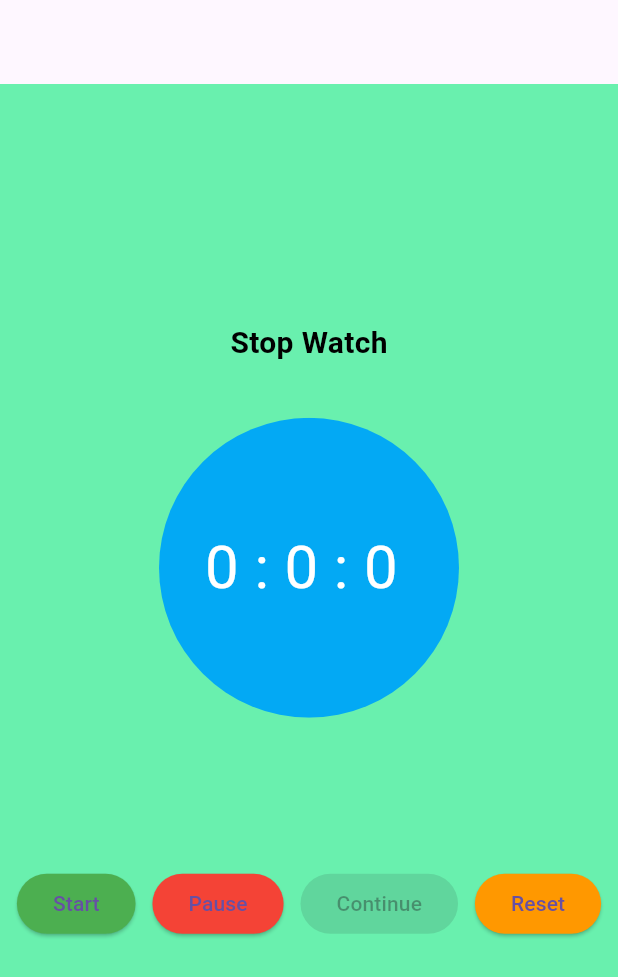
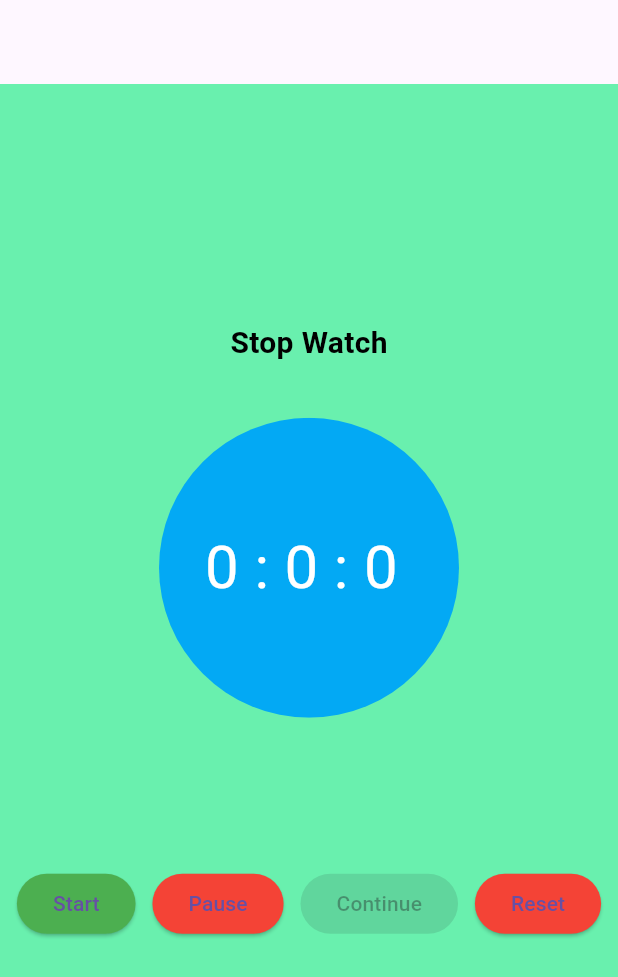
Before and after one commit to MDK-404/Prodigy_AD_03, a Flutter app: the screen it shows after launch, on a phone screen of 412 x 824 dp. Shown: the top 977 px of the screen. Run offline on Flutter 3.47's test engine with Material 3 defaults, Android fonts, the phone set to English and light mode, and no system bars.

Commit message:
Final Commit

```diff
--- a/lib/screens/home_screen.dart
+++ b/lib/screens/home_screen.dart
@@ -95,7 +95,7 @@ class _HomeScreenState extends State<HomeScreen> {
                       : ElevatedButton(
                     onPressed: null,
                     style: ElevatedButton.styleFrom(
-                      primary: Colors.red.withOpacity(0.5),
+                     primary: Colors.yellow
                     ),
                     child: Text('Pause'),
                   ),
@@ -117,7 +117,7 @@ class _HomeScreenState extends State<HomeScreen> {
                   ElevatedButton(
                     onPressed: timer.resetTimer,
                     style: ElevatedButton.styleFrom(
-                      primary: Colors.orange,
+                      primary: Colors.red,
                     ),
                     child: Text('Reset'),
                   ),
```
